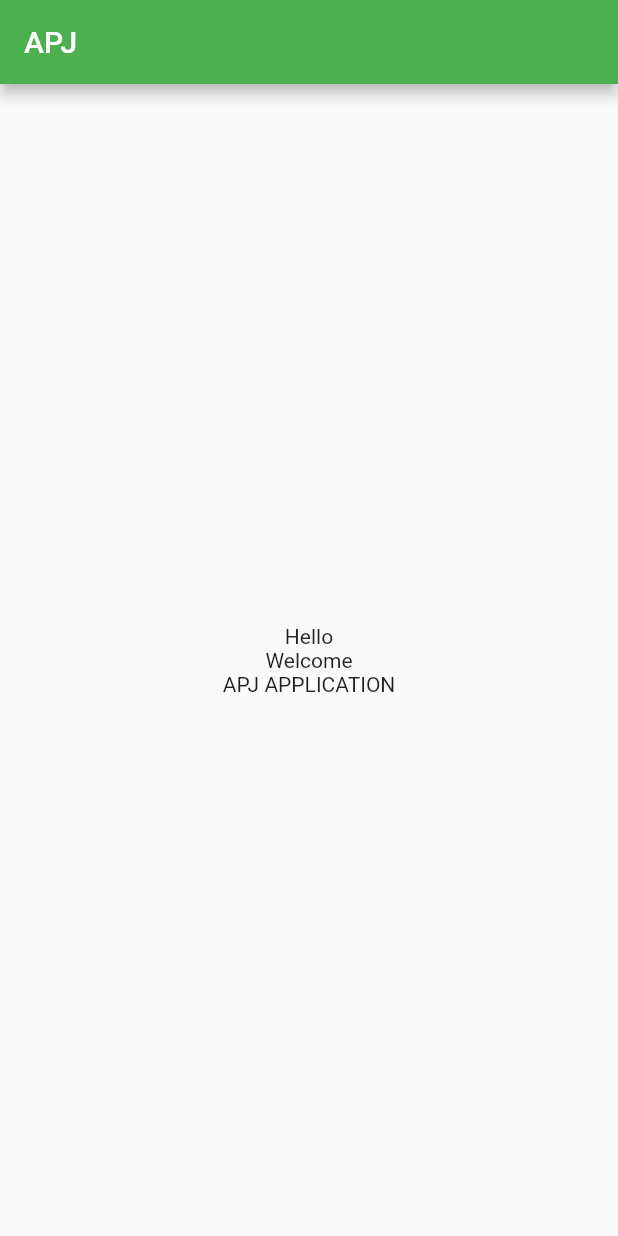
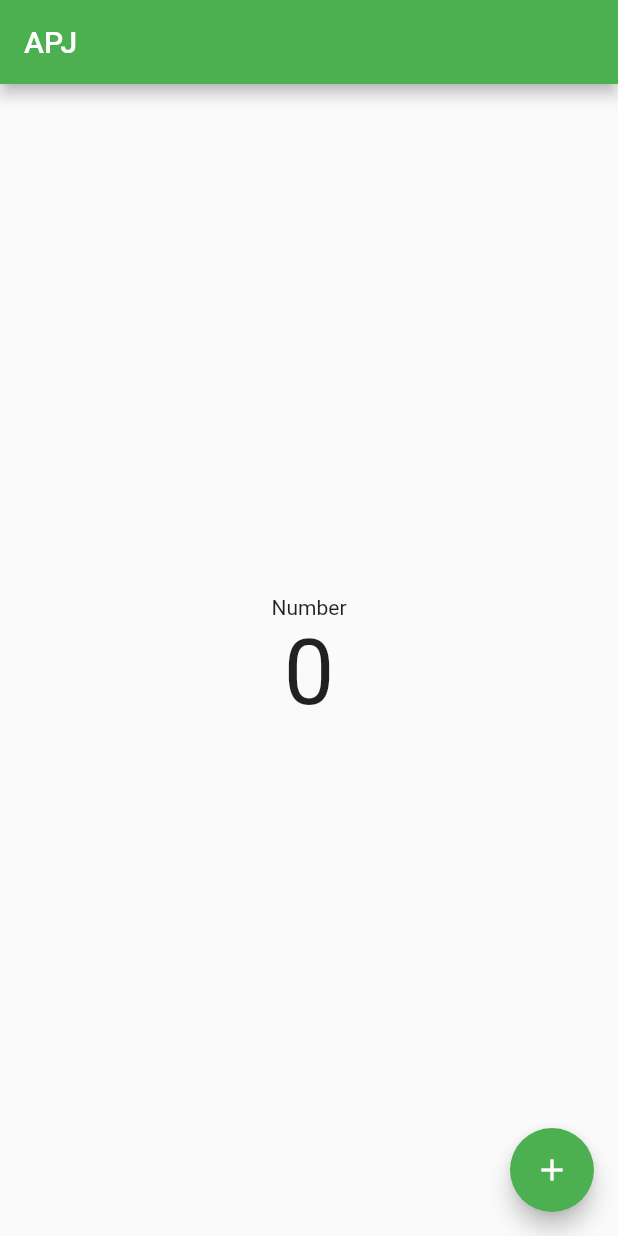
Before and after one commit to joiddev/android_APP, a Flutter app: the screen it shows after launch, on a phone screen of 412 x 824 dp. Run offline on Flutter 3.47's test engine with Material 2 defaults, Android fonts, the phone set to English and light mode, and no system bars.

Commit message:
FloatingActionButton

```diff
--- a/lib/main.dart
+++ b/lib/main.dart
@@ -27,6 +27,8 @@
 }
 
 class _MyHomePageState extends State<MyHomePage> {
+  int number = 0; //Create State
+
   @override
   Widget build(BuildContext context) {
     return Scaffold(
@@ -35,10 +37,16 @@
       ),
       body: Center(
         child: Column(mainAxisAlignment: MainAxisAlignment.center, children: [
-            Text("Hello"),
-            Text("Welcome"),
-            Text("APJ APPLICATION")
+          Text("Number"),
+          Text(
+            number.toString(),
+            style: TextStyle(fontSize: 60),
+          ),
         ]),
+      ),
+      floatingActionButton: FloatingActionButton(
+        onPressed: () {},
+        child: Icon(Icons.add),
       ),
     );
   }
```
Lines whose indentation alone changed are shown as unchanged.
